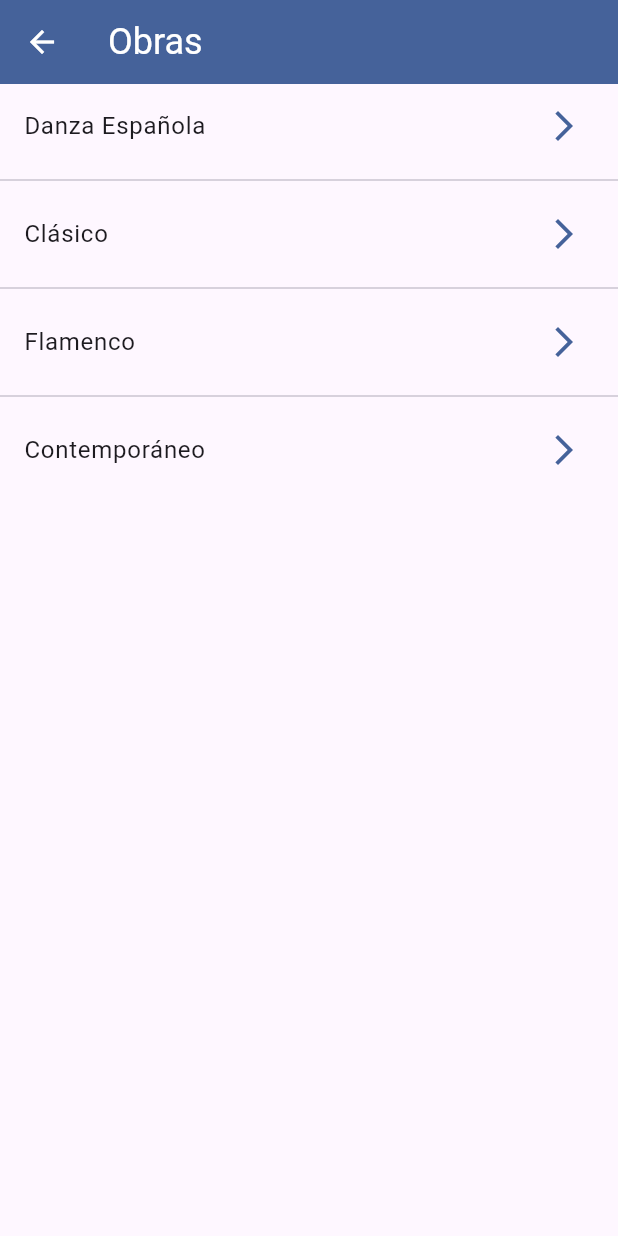
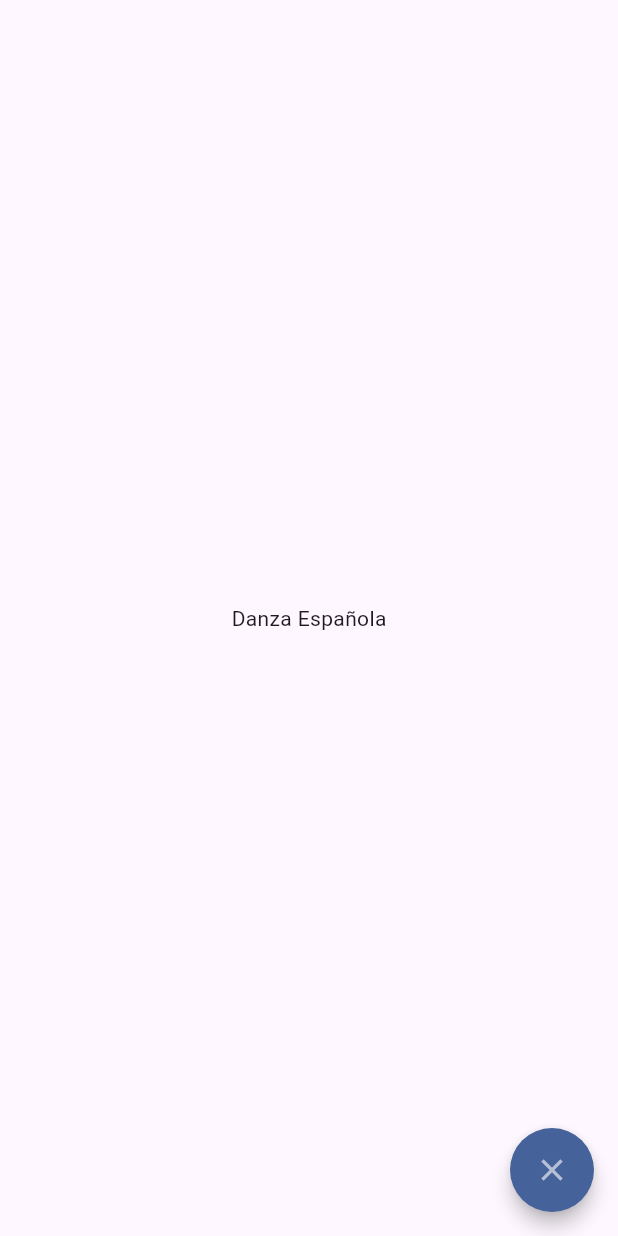
Before and after one commit to htam704/flutter_application_3, a Flutter app: the Listview2Screen screen opened by its route, after a tap on "Danza Española", on a phone screen of 412 x 824 dp. Run offline on Flutter 3.47's test engine with Material 3 defaults, Android fonts, the phone set to English and light mode, and no system bars.

```diff
--- a/lib/main.dart
+++ b/lib/main.dart
@@ -1,4 +1,5 @@
 import 'package:flutter_application_3/routes/app_routes.dart';
+import 'package:flutter_application_3/routes/work_routes.dart';
 import 'package:flutter_application_3/theme/app_theme.dart';
 import 'package:flutter/material.dart';
 
@@ -14,7 +15,10 @@ class MyApp extends StatelessWidget {
         title: 'Material App',
         //home: const Listview2Screen(),
         initialRoute: AppRoutes.initialRoute,
-        routes: AppRoutes.getAppRoutes(),
+        routes: {
+          ...AppRoutes.getAppRoutes(),
+          ...WorkRoutes.getAppRoutes(),
+        },
         onGenerateRoute: AppRoutes.onGenerateRoute,
         theme: AppTheme.lightTheme);
   }
--- a/lib/routes/app_routes.dart
+++ b/lib/routes/app_routes.dart
@@ -33,29 +33,6 @@ class AppRoutes {
         screen: const CardScreen()),
   ];
 
-  static final MenuOptionsWorks = <MenuOption>[
-    MenuOption(
-        route: 'spanishdance',
-        icon: Icons.search,
-        name: 'Danza Española',
-        screen: const SpanishDance()),
-    MenuOption(
-        route: 'classicdance',
-        icon: Icons.search,
-        name: 'Danza Clásica',
-        screen: const ClassicDance()),
-    MenuOption(
-        route: 'flamencodance',
-        icon: Icons.search,
-        name: 'Danza Flamenca',
-        screen: const FlamencoDance()),
-    MenuOption(
-        route: 'contemporary',
-        icon: Icons.search,
-        name: 'Contemporáneo',
-        screen: const Contemporary()),
-  ];
-
   static Map<String, Widget Function(BuildContext)> getAppRoutes() {
     Map<String, Widget Function(BuildContext)> appRoutes = {};
 
--- /dev/null
+++ b/lib/routes/work_routes.dart
@@ -0,0 +1,44 @@
+import 'package:flutter_application_3/models/models.dart';
+import 'package:flutter/material.dart';
+import 'package:flutter_application_3/screens/screens.dart';
+
+class WorkRoutes {
+  static const initialRoute = 'home';
+
+  static final MenuOptionsWorks = <MenuOption>[
+    MenuOption(
+        route: 'spanishdance',
+        icon: Icons.search,
+        name: 'Danza Española',
+        screen: const SpanishDance()),
+    MenuOption(
+        route: 'classicdance',
+        icon: Icons.search,
+        name: 'Danza Clásica',
+        screen: const ClassicDance()),
+    MenuOption(
+        route: 'flamencodance',
+        icon: Icons.search,
+        name: 'Danza Flamenca',
+        screen: const FlamencoDance()),
+    MenuOption(
+        route: 'contemporary',
+        icon: Icons.search,
+        name: 'Contemporáneo',
+        screen: const Contemporary()),
+  ];
+
+  static Map<String, Widget Function(BuildContext)> getAppRoutes() {
+    Map<String, Widget Function(BuildContext)> appRoutes = {};
+
+    for (final option in MenuOptionsWorks) {
+      appRoutes.addAll({option.route: (BuildContext context) => option.screen});
+    }
+
+    return appRoutes;
+  }
+
+  static Route<dynamic> onGenerateRoute(RouteSettings settings) {
+    return MaterialPageRoute(builder: (context) => const AlertScreen());
+  }
+}
--- a/lib/screens/home_screen.dart
+++ b/lib/screens/home_screen.dart
@@ -9,7 +9,6 @@ class HomeScreen extends StatelessWidget {
     return Scaffold(
         appBar: AppBar(
           title: const Text('Componentes de Flutter'),
-          //backgroundColor: Colors.blueAccent,
           elevation: 0,
         ),
         body: ListView.separated(
--- a/lib/screens/listview2_screen.dart
+++ b/lib/screens/listview2_screen.dart
@@ -1,13 +1,7 @@
+import 'package:flutter_application_3/routes/work_routes.dart';
 import 'package:flutter/material.dart';
 
 class Listview2Screen extends StatelessWidget {
-  final options = const [
-    'Danza Española',
-    'Clásico',
-    'Flamenco',
-    'Contemporáneo'
-  ];
-
   const Listview2Screen({super.key});
 
   @override
@@ -19,14 +13,13 @@ class Listview2Screen extends StatelessWidget {
         ),
         body: ListView.separated(
             itemBuilder: (context, index) => ListTile(
-                  trailing: const Icon(Icons.arrow_forward_ios_outlined),
-                  title: Text(options[index]),
-                  onTap: () {
-                    final casa = options[index];
-                    print(casa);
-                  },
-                ),
+                leading: Icon(WorkRoutes.MenuOptionsWorks[index].icon),
+                title: Text(WorkRoutes.MenuOptionsWorks[index].name),
+                onTap: () {
+                  Navigator.pushNamed(
+                      context, WorkRoutes.MenuOptionsWorks[index].route);
+                }),
             separatorBuilder: (context, index) => const Divider(),
-            itemCount: options.length));
+            itemCount: WorkRoutes.MenuOptionsWorks.length));
   }
 }
--- a/lib/screens/listview2_screens/spanish_dance.dart
+++ b/lib/screens/listview2_screens/spanish_dance.dart
@@ -5,7 +5,15 @@ class SpanishDance extends StatelessWidget {
 
   @override
   Widget build(BuildContext context) {
-    // TODO: implement build
-    throw UnimplementedError();
+    return Scaffold(
+      body: const Center(
+        child: Text('Danza Española'),
+      ),
+      floatingActionButton: FloatingActionButton(
+        // botón que vuelve al inicio
+        child: const Icon(Icons.close),
+        onPressed: () => Navigator.pop(context),
+      ),
+    );
   }
 }
```
Also changed, not shown: lib/screens/listview2_screens/classic_dance.dart (+10 -2 lines), lib/screens/listview2_screens/contemporary.dart (+10 -2 lines), lib/screens/listview2_screens/flamenco_dance.dart (+10 -2 lines).
